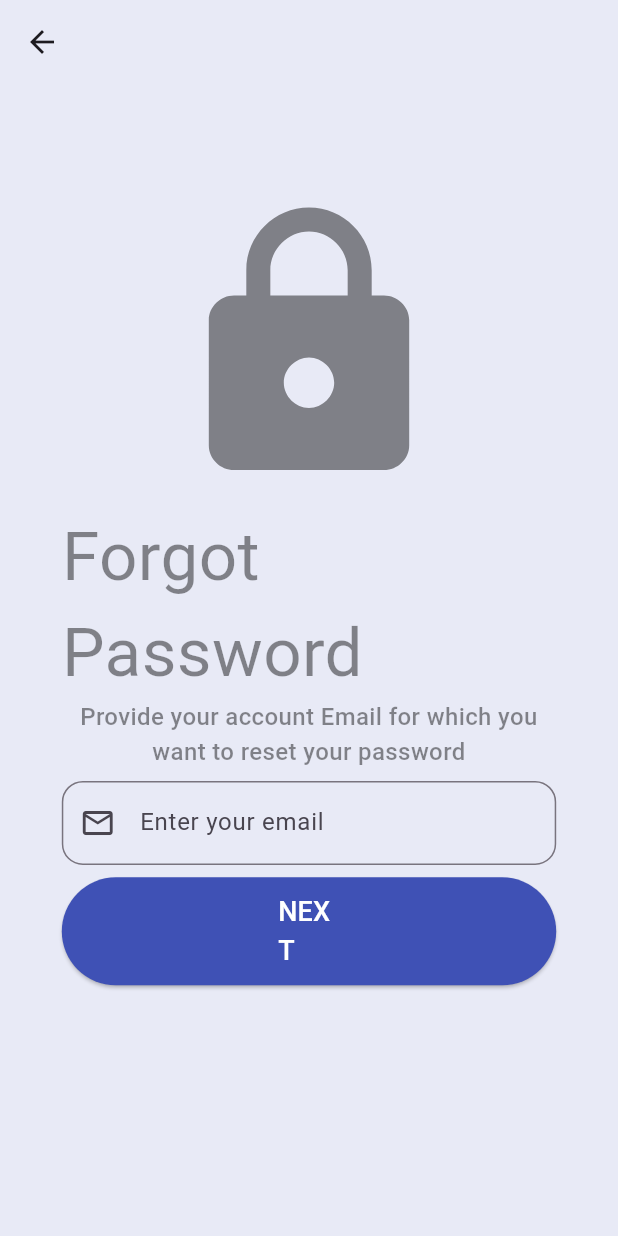
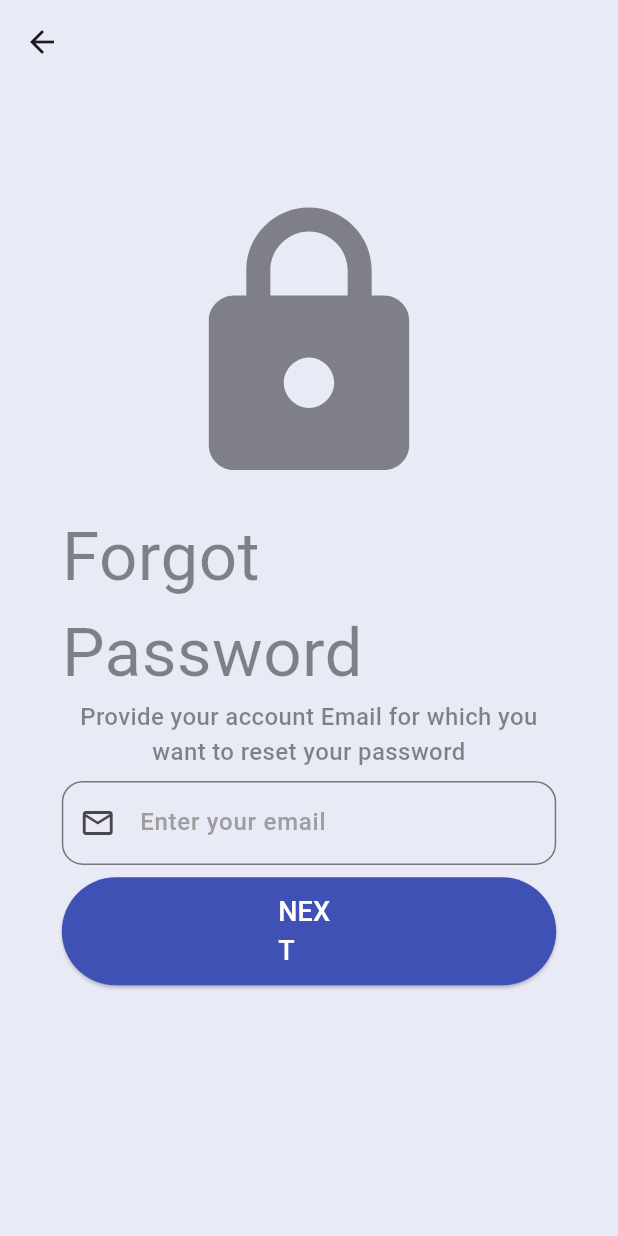
Before and after one commit to KhuzaimaAwan47/FYP, a Flutter app: the screen it shows after launch, after a tap on "Login", after a tap on "Forgot Password?", on a phone screen of 412 x 824 dp. Run offline on Flutter 3.47's test engine with Material 3 defaults, Android fonts, the phone set to English and light mode, and no system bars; our stand-ins replace auto_size_text, cached_network_image, cloud_firestore, custom_navigation_bar, firebase_auth, firebase_core and 2 more; accounts and stored records are empty; network calls fail.

Commit message:
Some improvements are made.

```diff
--- a/lib/forgot.dart
+++ b/lib/forgot.dart
@@ -41,9 +41,11 @@ class forgot extends StatelessWidget{
                 Form(
                   key: _formKey,
                   child: TextFormField(
-                    controller: emailController,
-                    decoration: InputDecoration(
+                      style: const TextStyle(fontWeight: FontWeight.w500),
+                      controller: emailController,
+                      decoration: InputDecoration(
                       hintText: 'Enter your email',
+                      hintStyle: const TextStyle(color: Colors.grey),
                       border: OutlineInputBorder(
                         borderRadius: BorderRadius.circular(14),
                         borderSide: const BorderSide(
@@ -52,8 +54,7 @@ class forgot extends StatelessWidget{
                         ),
                       ),
                       prefixIcon: const Icon(Icons.email_outlined),
-
-                    ),
+                      ),
                     keyboardType: TextInputType.emailAddress,
                       validator: (value)
                       {
--- a/lib/login_page.dart
+++ b/lib/login_page.dart
@@ -36,7 +36,7 @@ class _LoginPageState extends State<LoginPage> {
       );
 
       // Navigate to the HomePage after successful sign-in
-      Navigator.push( context, MaterialPageRoute(builder: (context) => F_navigator()),
+      Navigator.push( context, MaterialPageRoute(builder: (context) => const F_navigator()),
     );
     } on FirebaseAuthException catch (e) {
       // Handle FirebaseAuth-specific errors and show an error dialog
@@ -131,12 +131,14 @@ class _LoginPageState extends State<LoginPage> {
                       children: [
                         SizedBox( height: screenHeight*0.02,),
 
-                        //----------Email----------
+                        //---------------------------------------------Email-----------------------------------------------------
 
                         TextFormField(
                           controller: emailController,
+                          style: const TextStyle(fontWeight: FontWeight.w500),
                           decoration: InputDecoration(
                             hintText: 'Enter your email',
+                            hintStyle: const TextStyle(color: Colors.grey,),
                             border: OutlineInputBorder(
                               borderRadius: BorderRadius.circular(14),
                               borderSide: const BorderSide(
@@ -158,14 +160,16 @@ class _LoginPageState extends State<LoginPage> {
                         ),
                         SizedBox(height: screenWidth*0.01,),
 
-                        //----------Password----------
+                        //------------------------------------------------Password-----------------------------------------------
 
                         TextFormField(
+                          style: const TextStyle(fontWeight: FontWeight.w500),
                           controller: passwordController,
                           obscureText: !isPasswordVisible,
                           obscuringCharacter: '*',
                           decoration: InputDecoration(
                             hintText: 'Password',
+                            hintStyle: const TextStyle(color: Colors.grey,),
                             border: OutlineInputBorder(
                               borderRadius: BorderRadius.circular(14),
                               borderSide: const BorderSide(
@@ -194,7 +198,7 @@ class _LoginPageState extends State<LoginPage> {
                         ),
                        const SizedBox(height: 10,),
 
-                        //----------Button----------
+                        //---------------------------------------------Button---------------------------------------------------
 
                         ElevatedButton(
                           style: ElevatedButton.styleFrom(
@@ -216,7 +220,7 @@ class _LoginPageState extends State<LoginPage> {
                           ),
                         ),
 
-                        //----------Text Button----------
+                        //-------------------------------------------Text Button------------------------------------------------
 
                         Row(
                           mainAxisAlignment: MainAxisAlignment.center,
@@ -231,11 +235,11 @@ class _LoginPageState extends State<LoginPage> {
                                 onPressed: () {
                                   Navigator.push( context, MaterialPageRoute( builder: (context) => const SignupPage(),));
                                 },
-                                child: const Text('Signup',style: TextStyle(color: Colors.indigo,decoration: TextDecoration.underline),)),
+                                child: const Text('Signup',style: TextStyle(color: Colors.indigo,),)),
                           ],
                         ),
 
-                        //----------Text Button----------
+                        //-------------------------------------------Text Button------------------------------------------------
 
                         Row(
                           mainAxisAlignment: MainAxisAlignment.center,
--- a/lib/main.dart
+++ b/lib/main.dart
@@ -1,5 +1,6 @@
 import 'package:firebase_core/firebase_core.dart';
 import 'package:flutter/material.dart';
+import 'package:flutter/services.dart';
 import 'splash_page.dart';
 import 'login_page.dart';
 import 'signup_page.dart';
@@ -21,8 +22,13 @@ class MyApp extends StatelessWidget {
       title: 'FlutterApp',
       theme: ThemeData(
         primarySwatch: Colors.indigo,
-        applyElevationOverlayColor: true,
-
+        appBarTheme: AppBarTheme(
+          backgroundColor: Colors.grey[50],
+          systemOverlayStyle: SystemUiOverlayStyle(
+            statusBarColor: Colors.grey[200],
+            statusBarIconBrightness: Brightness.dark,
+          )
+        )
       ),
       initialRoute: '/',
       routes: {
--- a/lib/otp.dart
+++ b/lib/otp.dart
@@ -76,6 +76,7 @@ class _OtpPageState extends State<OtpPage> {
                     return SizedBox(
                       width: 50,
                       child: TextFormField(
+                        style: const TextStyle(fontWeight: FontWeight.w600),
                         controller: otpControllers[index],
                         focusNode: otpFocusNodes[index],
                         keyboardType: TextInputType.number,
```
Also changed, not shown: lib/Freelancer_Screens/Feed.dart (+9 -6 lines), lib/f_navigator.dart (+4 -4 lines).
